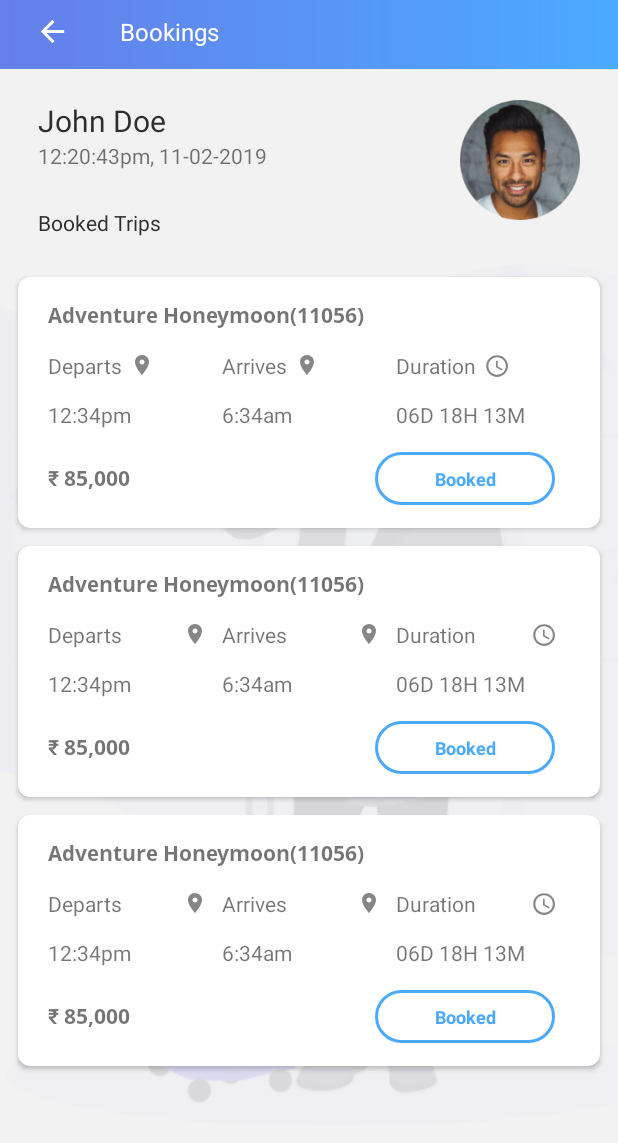
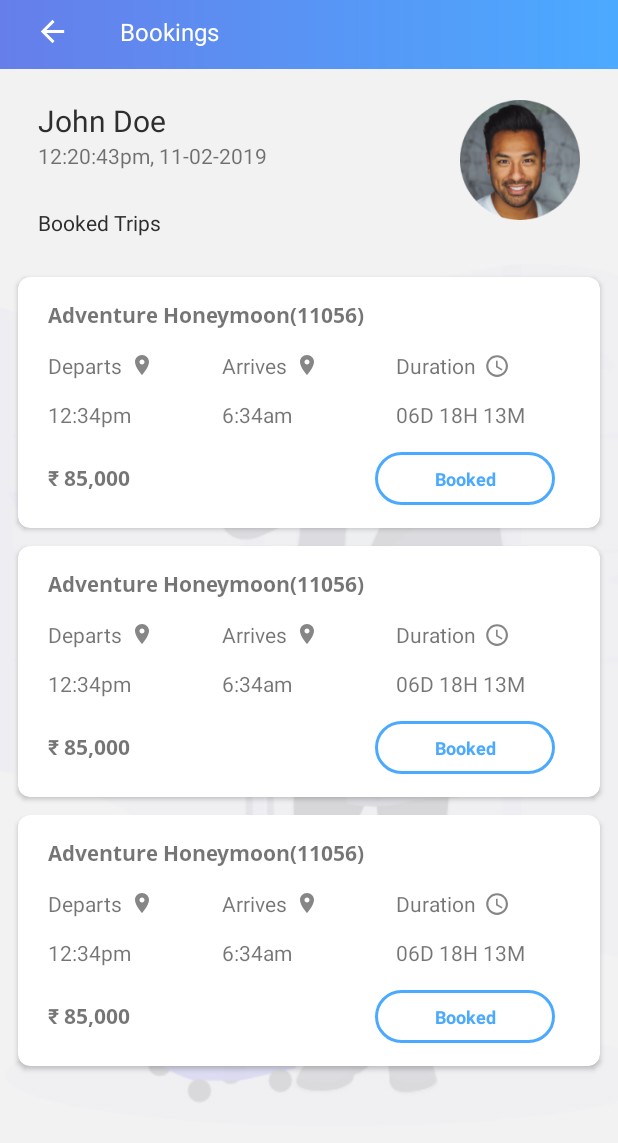
Before and after one commit to AndroidVic/GitShare, an Android app: the YourBookings screen opened directly, with no data from a screen before it, on a phone screen of 412 x 824 dp. Shown: the top 1143 px of the screen. Run offline under Robolectric (Android 15) with nearby library versions, the phone set to English and light mode, and no system bars; libraries missing offline, so code that uses them is left out: com.mukesh.

Commit message:
Update activity_your_bookings.xml

```diff
--- a/Trawellmate/app/src/main/res/layout/activity_your_bookings.xml
+++ b/Trawellmate/app/src/main/res/layout/activity_your_bookings.xml
@@ -306,10 +306,11 @@
                                     android:orientation="vertical">
 
                                     <TextView
-                                        android:layout_width="match_parent"
+                                        android:layout_width="wrap_content"
                                         android:layout_height="wrap_content"
                                         android:layout_marginBottom="3dp"
                                         android:drawableRight="@drawable/ic_location"
+                                        android:drawablePadding="5dp"
                                         android:text="Departs" />
 
                                     <TextView
@@ -328,10 +329,11 @@
                                     android:orientation="vertical">
 
                                     <TextView
-                                        android:layout_width="match_parent"
+                                        android:layout_width="wrap_content"
                                         android:layout_height="wrap_content"
                                         android:layout_marginBottom="3dp"
                                         android:drawableRight="@drawable/ic_location"
+                                        android:drawablePadding="5dp"
                                         android:text="Arrives" />
 
                                     <TextView
@@ -350,10 +352,11 @@
                                     android:orientation="vertical">
 
                                     <TextView
-                                        android:layout_width="match_parent"
+                                        android:layout_width="wrap_content"
                                         android:layout_height="wrap_content"
                                         android:layout_marginBottom="3dp"
                                         android:drawableRight="@drawable/ic_schedule"
+                                        android:drawablePadding="5dp"
                                         android:text="Duration" />
 
                                     <TextView
@@ -439,10 +442,11 @@
                                     android:orientation="vertical">
 
                                     <TextView
-                                        android:layout_width="match_parent"
+                                        android:layout_width="wrap_content"
                                         android:layout_height="wrap_content"
                                         android:layout_marginBottom="3dp"
                                         android:drawableRight="@drawable/ic_location"
+                                        android:drawablePadding="5dp"
                                         android:text="Departs" />
 
                                     <TextView
@@ -461,10 +465,11 @@
                                     android:orientation="vertical">
 
                                     <TextView
-                                        android:layout_width="match_parent"
+                                        android:layout_width="wrap_content"
                                         android:layout_height="wrap_content"
                                         android:layout_marginBottom="3dp"
                                         android:drawableRight="@drawable/ic_location"
+                                        android:drawablePadding="5dp"
                                         android:text="Arrives" />
 
                                     <TextView
@@ -483,10 +488,11 @@
                                     android:orientation="vertical">
 
                                     <TextView
-                                        android:layout_width="match_parent"
+                                        android:layout_width="wrap_content"
                                         android:layout_height="wrap_content"
                                         android:layout_marginBottom="3dp"
                                         android:drawableRight="@drawable/ic_schedule"
+                                        android:drawablePadding="5dp"
                                         android:text="Duration" />
 
                                     <TextView
```
